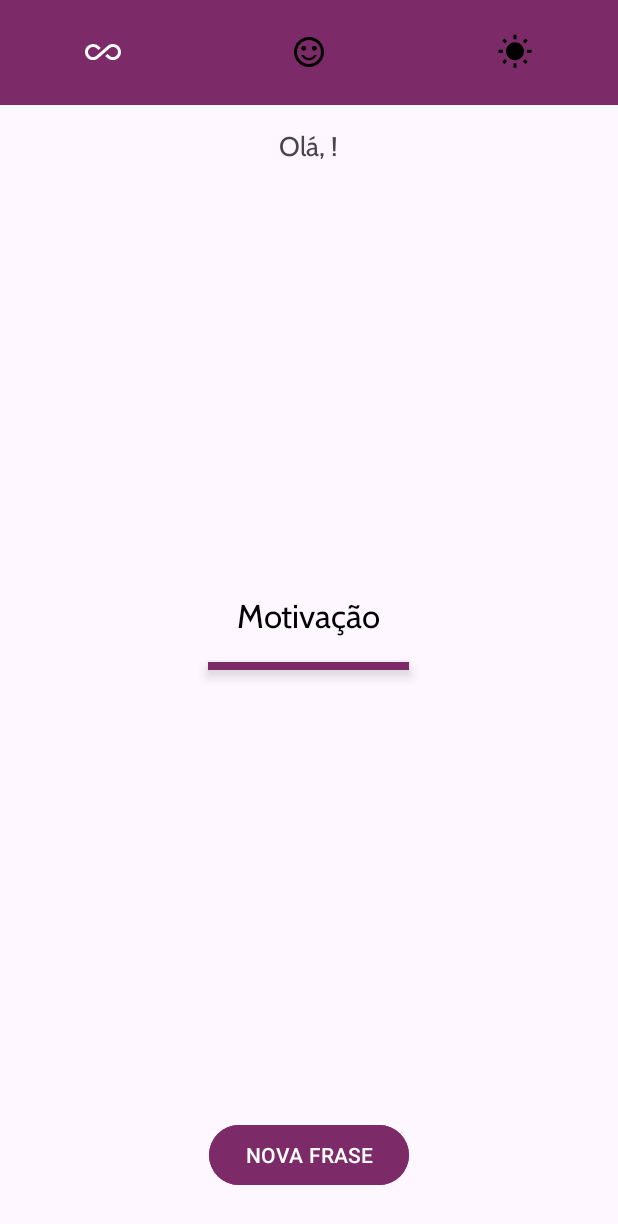
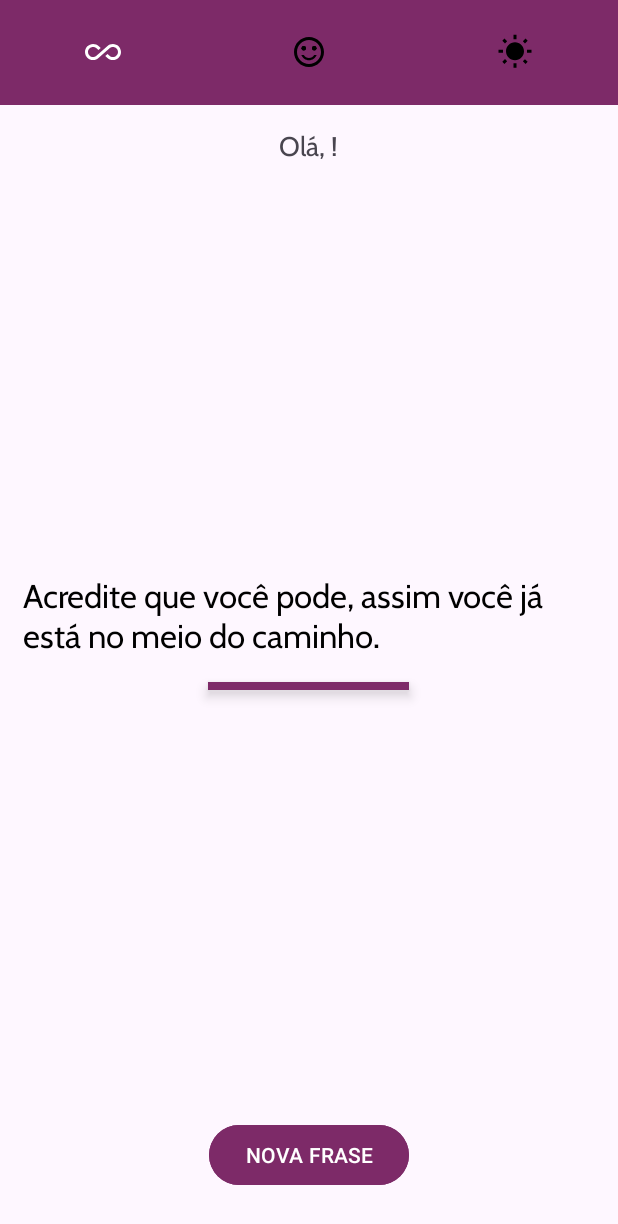
Before and after one commit to marcelopython/appMotivation, an Android app: the MainActivity screen opened directly, with no data from a screen before it, on a phone screen of 412 x 824 dp. Shown: the top 1224 px of the screen. Run offline under Robolectric (Android 15) with nearby library versions, the phone set to English and light mode, and no system bars.

Commit message:
handle phrase

```diff
--- a/app/src/main/java/com/example/motivation/MainActivity.kt
+++ b/app/src/main/java/com/example/motivation/MainActivity.kt
@@ -4,6 +4,7 @@ import androidx.appcompat.app.AppCompatActivity
 import android.os.Bundle
 import android.view.View
 import com.example.motivation.databinding.ActivityMainBinding
+import kotlin.random.Random
 
 class MainActivity : AppCompatActivity(), View.OnClickListener {
 
@@ -18,7 +19,10 @@ class MainActivity : AppCompatActivity(), View.OnClickListener {
 
         supportActionBar?.hide()
 
-        handleUsername()
+        // Handle
+        this.handleUsername()
+        this.handlePhrase()
+
         // Eventos
         binding.btnNextText.setOnClickListener(this)
 
@@ -29,10 +33,45 @@ class MainActivity : AppCompatActivity(), View.OnClickListener {
         binding.textUserName.text = "Olá, $name!"
     }
 
+    private fun handlePhrase() {
+        binding.textPhrase.text = this.getPhrase()
+    }
+
+    private fun getPhrase(): String {
+        val indexPhase: Int = Random.nextInt(20)
+        return phrases()[indexPhase]
+    }
+
+    private fun phrases(): Array<String> {
+        return arrayOf(
+            "Acredite em você e em tudo que você é.",
+            "O sucesso é a soma de pequenos esforços repetidos dia após dia.",
+            "A única maneira de fazer um excelente trabalho é amar o que você faz.",
+            "Nunca é tarde demais para ser aquilo que você sempre desejou ser.",
+            "O fracasso é apenas a oportunidade de começar de novo com mais inteligência.",
+            "Você é mais forte do que imagina.",
+            "Sonhe grande e ouse falhar.",
+            "A persistência é o caminho do êxito.",
+            "Acredite que você pode, assim você já está no meio do caminho.",
+            "As grandes conquistas começam com a decisão de tentar.",
+            "O único lugar onde o sucesso vem antes do trabalho é no dicionário.",
+            "O futuro pertence àqueles que acreditam na beleza de seus sonhos.",
+            "Se você pode sonhar, você pode realizar.",
+            "Não espere por oportunidades, crie-as.",
+            "O segredo do sucesso é a constância de propósito.",
+            "A vida é 10% o que acontece com você e 90% como você reage a isso.",
+            "Não importa quão devagar você vá, desde que não pare.",
+            "Tudo o que um sonho precisa para ser realizado é alguém que acredite que ele possa ser realizado.",
+            "Nunca desista de um sonho por causa do tempo que levará para realizá-lo. O tempo vai passar de qualquer forma.",
+            "Acredite, você tem forças para chegar onde quiser. Basta querer."
+        )
+
+    }
+
     override fun onClick(v: View) {
 
         if(v.id == R.id.btn_next_text) {
-            println("passou por aqui")
+            this.handlePhrase()
         }
 
     }
--- a/app/src/main/res/layout/activity_main.xml
+++ b/app/src/main/res/layout/activity_main.xml
@@ -57,7 +57,7 @@
         app:layout_constraintTop_toTopOf="parent" />
 
     <TextView
-        android:id="@+id/text_center"
+        android:id="@+id/text_phrase"
         android:layout_width="wrap_content"
         android:layout_height="wrap_content"
         android:layout_centerVertical="true"
@@ -70,7 +70,7 @@
     <View
         android:layout_width="134dp"
         android:layout_height="5dp"
-        android:layout_below="@+id/text_center"
+        android:layout_below="@+id/text_phrase"
         android:background="@color/purple"
         android:layout_centerHorizontal="true"
         android:elevation="5dp"
```
